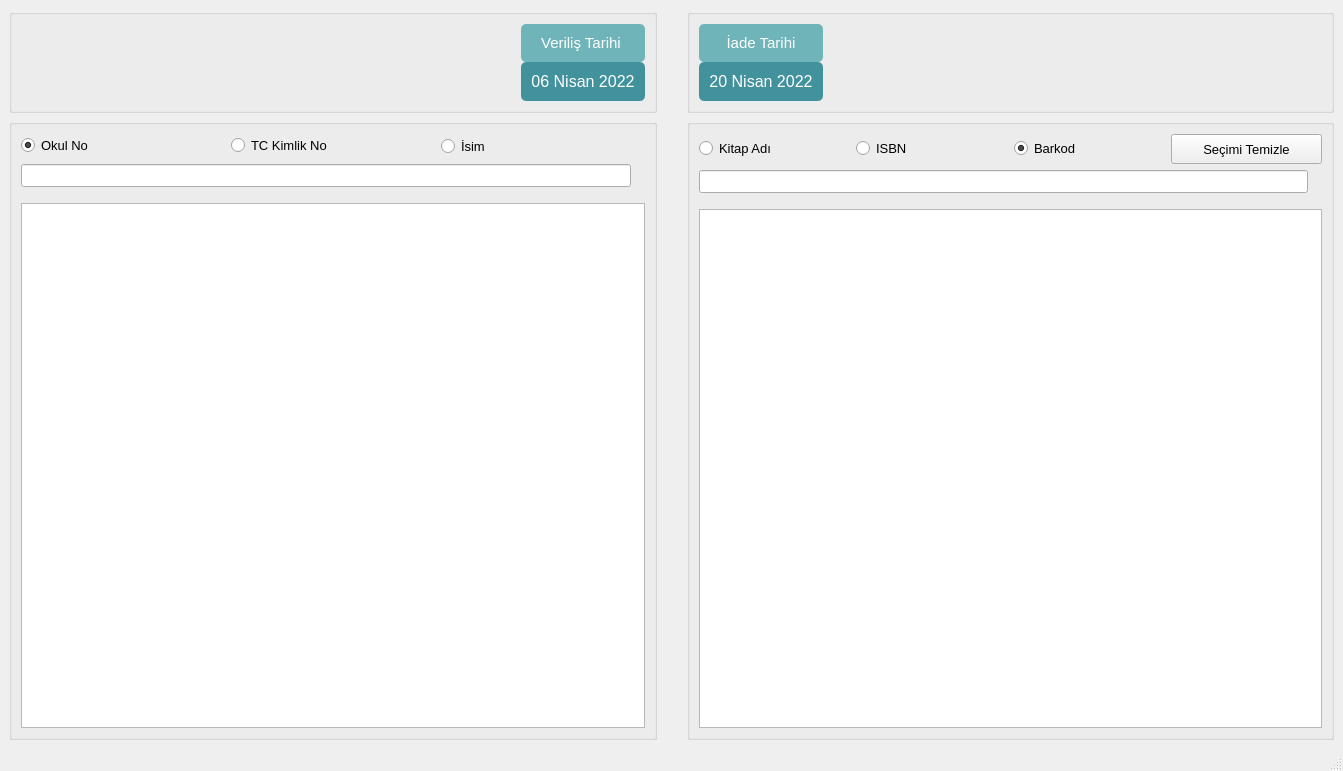
Above: ui/emanetVerme.ui from mseroglu/kutuphaneOtomasyon before the change. Below: the same form after it.
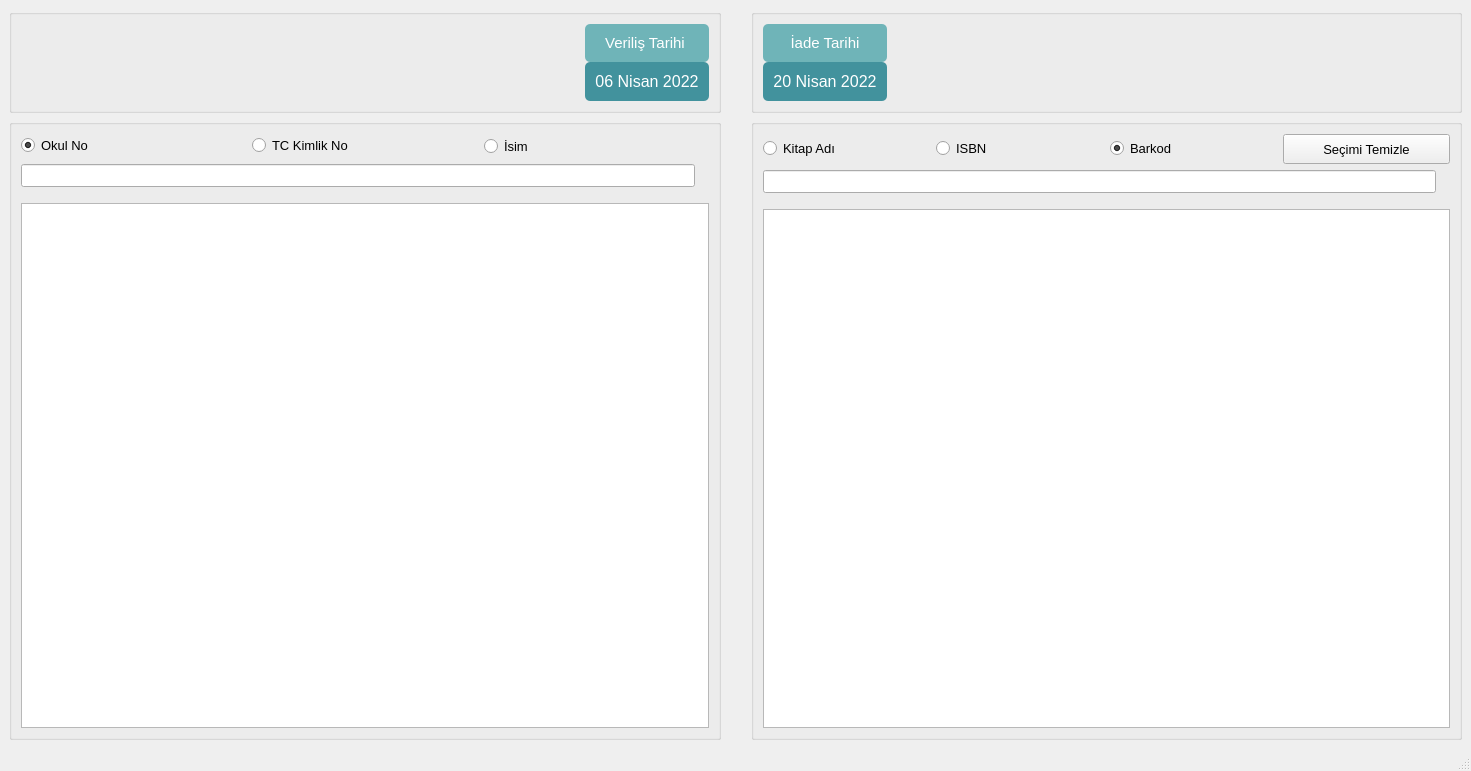
That is the form after the change. Icons and pictures are not drawn.

Patch:
```diff
--- a/ui/emanetVerme.ui
+++ b/ui/emanetVerme.ui
@@ -6,7 +6,7 @@
    <rect>
     <x>0</x>
     <y>0</y>
-    <width>1343</width>
+    <width>1471</width>
     <height>771</height>
    </rect>
   </property>
```
Left out of the diff: 2 changed lines with no effect on the pictures.
